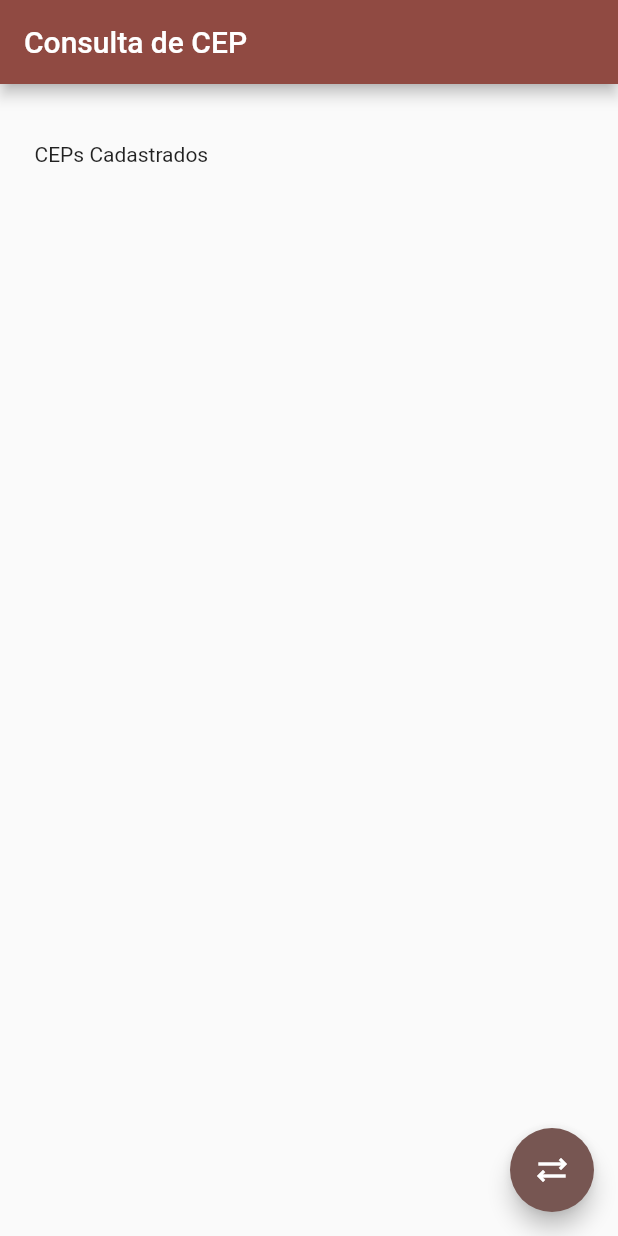
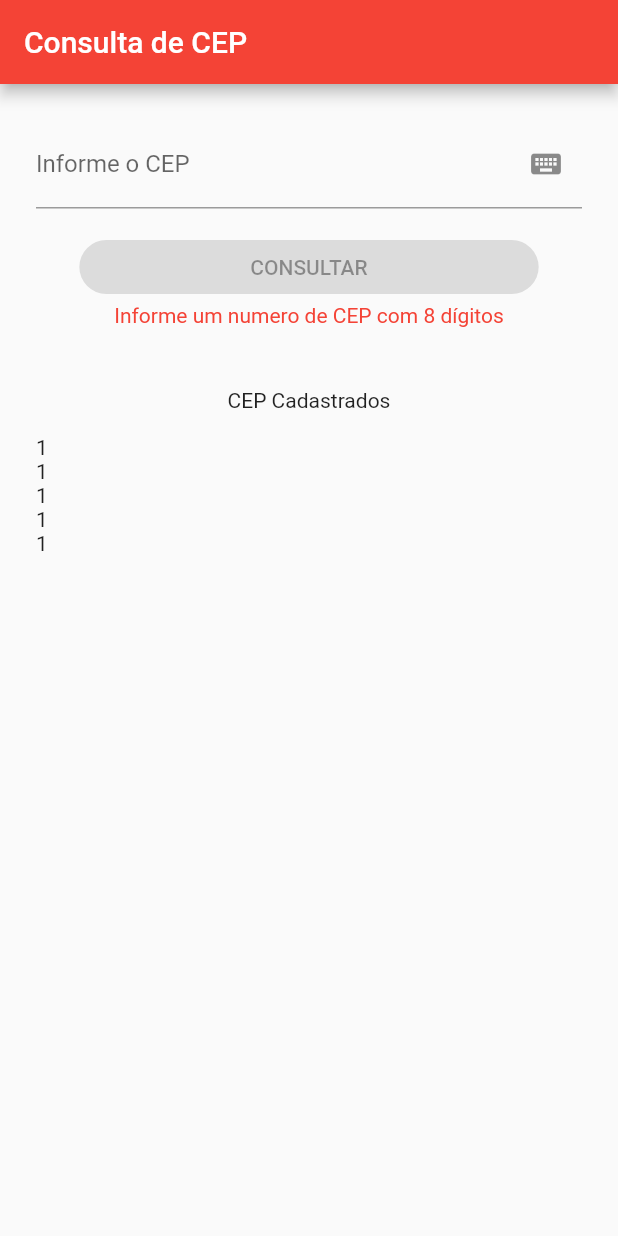
Before and after one commit to thiiagofernando/viacep_flutter, a Flutter app: the screen it shows after launch, on a phone screen of 412 x 824 dp. Run offline on Flutter 3.47's test engine with Material 3 defaults, Android fonts, the phone set to English and light mode, and no system bars; our stand-ins replace dio, flutter_dotenv, get.

Commit message:
consultando cep e exibindo no card

```diff
--- a/lib/main.dart
+++ b/lib/main.dart
@@ -1,5 +1,9 @@
 import 'package:flutter/material.dart';
 import 'package:flutter_dotenv/flutter_dotenv.dart';
+import 'package:get/get.dart';
+import 'package:get/get_core/src/get_main.dart';
+import 'package:get/get_navigation/src/root/get_material_app.dart';
+import 'package:viacep_flutter/model/via_cep_model.dart';
 import 'package:viacep_flutter/repositories/via_cep/via_cep_repository.dart';
 
 import 'repositories/back4app/back4app_repository.dart';
@@ -14,10 +18,11 @@ class MyApp extends StatelessWidget {
 
   @override
   Widget build(BuildContext context) {
-    return MaterialApp(
+    return GetMaterialApp(
+      debugShowCheckedModeBanner: false,
       title: 'Consulta de CEP',
       theme: ThemeData(
-        colorScheme: ColorScheme.fromSeed(seedColor: Colors.red),
+        colorScheme: ColorScheme.fromSwatch(primarySwatch: Colors.red),
         useMaterial3: false,
       ),
       home: const MyHomePage(title: 'Consulta de CEP'),
@@ -35,44 +40,141 @@ class MyHomePage extends StatefulWidget {
 }
 
 class _MyHomePageState extends State<MyHomePage> {
-  String mensagemAguarde = '';
+  String mensagemAguarde = 'Consultando Aguarde!!....';
+  String mensagemAlerta = 'Informe um numero de CEP com 8 dígitos';
+  final cepCtrl = TextEditingController();
+  bool habilitarBotaoConsulta = false;
+  bool habilitarMensagemAguarde = false;
+  RetornoViaCepModel? consultaViaCep;
   @override
   Widget build(BuildContext context) {
     return Scaffold(
       appBar: AppBar(
         title: Text(widget.title),
       ),
-      body: Container(
-        padding: const EdgeInsets.all(23.0),
+      body: SingleChildScrollView(
+        child: Padding(
+          padding: const EdgeInsets.all(24.0),
           child: Column(
-          children: <Widget>[
-            Text(
+            children: [
+              Visibility(
+                visible: habilitarMensagemAguarde,
+                child: Text(
                   mensagemAguarde,
+                  style: const TextStyle(color: Colors.red),
                 ),
-            const Text(
-              'CEPs Cadastrados',
+              ),
+              TextField(
+                controller: cepCtrl,
+                keyboardType: TextInputType.number,
+                decoration: const InputDecoration(
+                  labelText: 'Informe o CEP',
+                  suffixIcon: Icon(Icons.keyboard),
+                ),
+                onChanged: (value) {
+                  if (cepCtrl.text.trim().length == 8) {
+                    setState(() {
+                      habilitarBotaoConsulta = true;
+                    });
+                  } else {
+                    setState(() {
+                      habilitarBotaoConsulta = false;
+                    });
+                  }
+                },
+                onEditingComplete: () {
+                  if (cepCtrl.text.trim().length < 8 || cepCtrl.text.trim().length > 8) {
+                    mensagemInfo();
+                  }
+                },
+              ),
+              const SizedBox(
+                height: 15,
+              ),
+              ElevatedButton(
+                style: ElevatedButton.styleFrom(
+                  padding: const EdgeInsets.only(right: 114, left: 114),
+                  shape: RoundedRectangleBorder(
+                    borderRadius: BorderRadius.circular(20),
+                  ),
+                ),
+                onPressed: habilitarBotaoConsulta
+                    ? () async {
+                        setState(() {
+                          habilitarMensagemAguarde = true;
+                          habilitarBotaoConsulta = false;
+                        });
+                        var repo = ViaCepRepository();
+                        var backRepo = Back4AppRepository();
+                        consultaViaCep = await repo.consultarCep(cepCtrl.text);
+                        var backConsulta = await backRepo.obterTodos();
+                        debugPrint(backConsulta.results!.first.toString());
+                        setState(() {
+                          habilitarMensagemAguarde = false;
+                          habilitarBotaoConsulta = true;
+                        });
+                      }
+                    : null,
+                child: const Text("CONSULTAR"),
+              ),
+              Visibility(
+                visible: !habilitarBotaoConsulta && !habilitarMensagemAguarde,
+                child: Text(
+                  mensagemAlerta,
+                  style: const TextStyle(color: Colors.red),
+                ),
+              ),
+              const SizedBox(
+                height: 26,
+              ),
+              Visibility(
+                visible: consultaViaCep != null,
+                child: Center(
+                  child: Card(
+                    elevation: 2,
+                    color: Theme.of(context).colorScheme.primary,
+                    child: SizedBox(
+                      width: 400,
+                      height: 100,
+                      child: Center(
+                          child: Text(
+                        consultaViaCep.toString(),
+                        style: const TextStyle(color: Colors.white),
+                      )),
+                    ),
+                  ),
+                ),
+              ),
+              const SizedBox(
+                height: 15,
+              ),
+              const Text('CEP Cadastrados'),
+              const SizedBox(
+                height: 15,
+              ),
+              ListView(
+                shrinkWrap: true,
+                children: const [
+                  Text('1'),
+                  Text('1'),
+                  Text('1'),
+                  Text('1'),
+                  Text('1'),
+                ],
               ),
             ],
           ),
         ),
-      floatingActionButton: FloatingActionButton(
-        onPressed: () async {
-          setState(() {
-            mensagemAguarde = 'Consultando....';
-          });
-          var repo = ViaCepRepository();
-          var backRepo = Back4AppRepository();
-          var consulta = await repo.consultarCep('78150322');
-          var backConsulta = await backRepo.obterTodos();
-          debugPrint(consulta.toString());
-          debugPrint(backConsulta.results!.first.toString());
-          setState(() {
-            mensagemAguarde = '';
-          });
-        },
-        tooltip: 'Sincronizar',
-        child: const Icon(Icons.sync_alt_outlined),
       ),
     );
   }
+
+  void mensagemInfo() {
+    Get.snackbar(
+      'Atenção',
+      mensagemAlerta,
+      snackPosition: SnackPosition.BOTTOM,
+      duration: const Duration(seconds: 8),
+    );
   }
+}
--- a/pubspec.yaml
+++ b/pubspec.yaml
@@ -37,6 +37,7 @@ dependencies:
   cupertino_icons: ^1.0.2
   dio: ^5.4.0
   flutter_dotenv: ^5.1.0
+  get: ^4.6.6
 
 dev_dependencies:
   flutter_test:
```
Also changed, not shown: pubspec.lock. Lines whose indentation alone changed are shown as unchanged.
